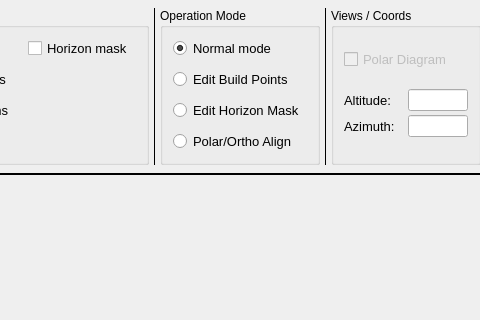
Qt form mw4/gui/widgets/hemisphere.ui (mworion/MountWizzard4) before a commit; both pictures show x 117 to 597 and y 0 to 320 of the 800 by 600 pixel window.
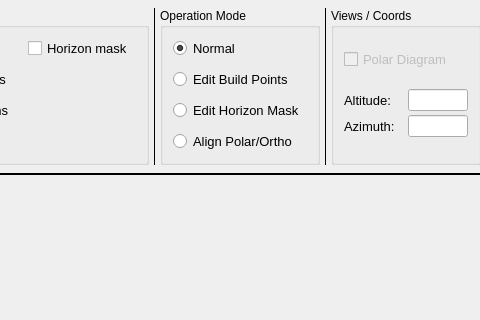
The same form after that commit.

The edit to the form file:
```diff
--- a/mw4/gui/widgets/hemisphere.ui
+++ b/mw4/gui/widgets/hemisphere.ui
@@ -219,7 +219,7 @@
            <string>Switching the hemisphere window to normal working mode.</string>
           </property>
           <property name="text">
-           <string>Normal mode</string>
+           <string>Normal</string>
           </property>
           <property name="checked">
            <bool>true</bool>
@@ -270,7 +270,7 @@
            <string>Enabling the polar or ortho align procedure. For starting the procedure, enable align stars and choose a polar align star with left mouse click and a ortho align star with right mouse click.</string>
           </property>
           <property name="text">
-           <string>Polar/Ortho Align </string>
+           <string>Align Polar/Ortho </string>
           </property>
          </widget>
         </item>
```
Left out of the diff: 5 changed lines with no effect on the pictures.
